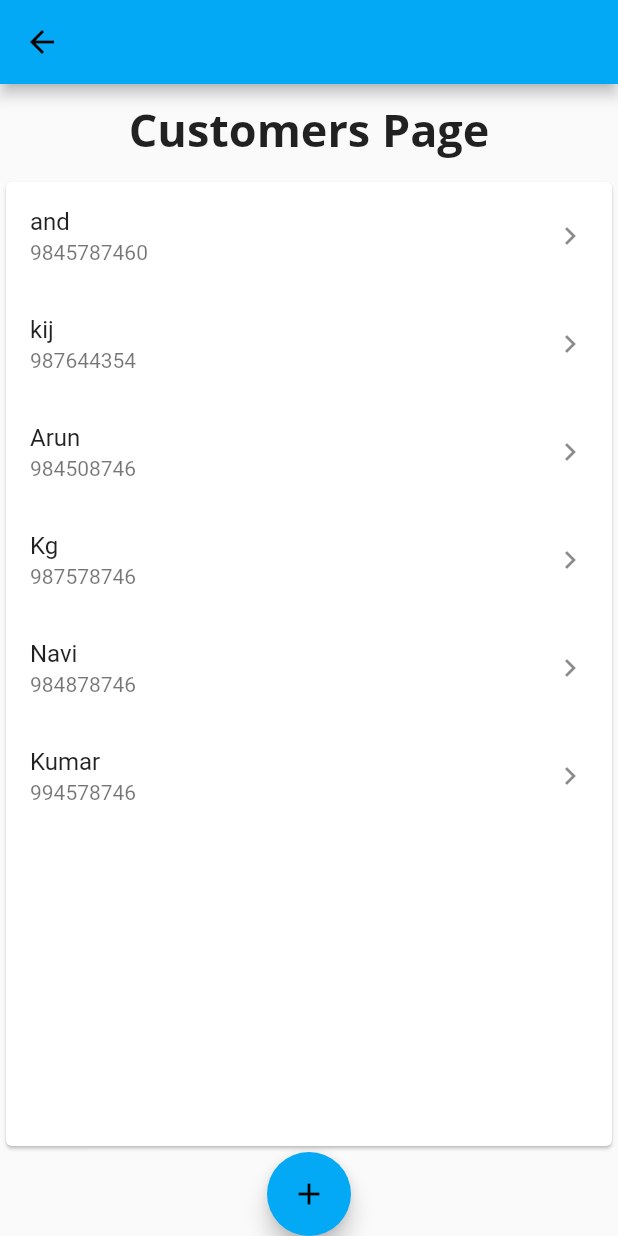
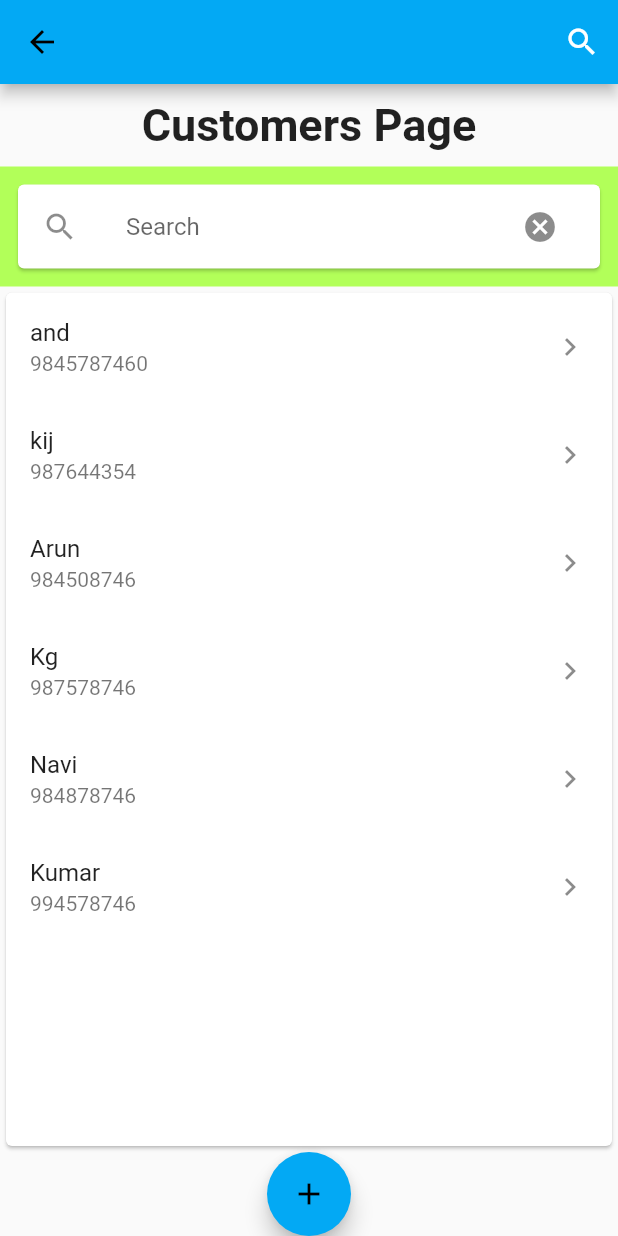
Before and after one commit to NaveenKumarRaja/garments_flutter, a Flutter app: the CustomerHomeWidget screen opened directly, on a phone screen of 412 x 824 dp. Run offline on Flutter 3.47's test engine with Material 2 defaults, Android fonts, the phone set to English and light mode, and no system bars; Roboto replaces fonts that are missing (Open Sans, Open sans).

Commit message:
customer form page, searchbar of customer list page

```diff
--- a/lib/pages/customer page/card.dart
+++ b/lib/pages/customer page/card.dart
@@ -11,18 +11,21 @@ class _CardWidgetState extends State<CardWidget> {
   @override
   Widget build(BuildContext context) {
     return Card(
+        child: SingleChildScrollView(
       child: Column(
         mainAxisSize: MainAxisSize.min,
         children: <Widget>[
-          const ListTile(
+          ListTile(
             title: Text('and'),
             subtitle: Text('9845787460'),
             trailing: Icon(Icons.keyboard_arrow_right),
+            onTap: () {},
           ),
           ListTile(
             title: Text('kij'),
             subtitle: Text('987644354'),
             trailing: Icon(Icons.keyboard_arrow_right),
+            onTap: () {},
           ),
           ListTile(
             title: Text('Arun'),
@@ -33,6 +36,7 @@ class _CardWidgetState extends State<CardWidget> {
             title: Text('Kg'),
             subtitle: Text('987578746'),
             trailing: Icon(Icons.keyboard_arrow_right),
+            onTap: () {},
           ),
           ListTile(
             title: Text('Navi'),
@@ -43,9 +47,10 @@ class _CardWidgetState extends State<CardWidget> {
             title: Text('Kumar'),
             subtitle: Text('994578746'),
             trailing: Icon(Icons.keyboard_arrow_right),
+            onTap: () {},
           ),
         ],
       ),
-    );
+    ));
   }
 }
--- a/lib/pages/customer page/customerhome.dart
+++ b/lib/pages/customer page/customerhome.dart
@@ -1,36 +1,44 @@
 import 'package:flutter/material.dart';
-
+import 'package:garments/pages/customer%20page/search.dart';
 import 'card.dart';
 import 'form.dart';
 
 class CustomerHomeWidget extends StatelessWidget {
-  const CustomerHomeWidget({Key key}) : super(key: key);
+  CustomerHomeWidget({Key key}) : super(key: key);
+  final TextEditingController searchbox = TextEditingController();
 
   @override
   Widget build(BuildContext context) {
     return Scaffold(
-        appBar: AppBar(),
+        appBar: AppBar(
+          actions: [
+            IconButton(
+              icon: Icon(Icons.search),
+              color: Colors.white,
+              onPressed: () {},
+            )
+          ],
+        ),
         body: new Column(children: <Widget>[
           new Container(
             child: Text("Customers Page",
                 style: TextStyle(
                     color: Colors.black87,
                     fontWeight: FontWeight.bold,
-                    fontFamily: 'Open Sans',
+                    fontFamily: 'Open sans',
                     fontSize: 30)),
             alignment: Alignment.topCenter,
             padding: EdgeInsets.all(10.0),
           ),
+          new SearchWidget(),
           Expanded(
             child: CardWidget(),
           ),
           FloatingActionButton(
             child: const Icon(Icons.add),
             onPressed: () {
-              Navigator.push(
-                  context,
-                  new MaterialPageRoute(
-                      builder: (context) => new FormWidget()));
+              Navigator.push(context,
+                  new MaterialPageRoute(builder: (context) => new Forms()));
             },
           ),
         ]));
--- /dev/null
+++ b/lib/pages/customer page/customerlist.dart
@@ -0,0 +1,6 @@
+class Customer {
+  String name;
+  String phoneNumber;
+  String address;
+  Customer customer = new Customer();
+}
--- /dev/null
+++ b/lib/pages/customer page/search.dart
@@ -0,0 +1,35 @@
+import 'package:flutter/material.dart';
+
+class SearchWidget extends StatefulWidget {
+  SearchWidget({Key key}) : super(key: key);
+
+  @override
+  _SearchWidgetState createState() => _SearchWidgetState();
+}
+
+class _SearchWidgetState extends State<SearchWidget> {
+  TextEditingController searchBox = TextEditingController();
+  @override
+  Widget build(BuildContext context) {
+    return new Column(children: <Widget>[
+      new Container(
+        color: Colors.lightGreenAccent,
+        child: new Padding(
+          padding: const EdgeInsets.all(8.0),
+          child: new Card(
+            child: new ListTile(
+              leading: new Icon(Icons.search),
+              title: new TextField(
+                controller: searchBox,
+                decoration: new InputDecoration(
+                    hintText: 'Search', border: InputBorder.none),
+              ),
+              trailing: new IconButton(
+                  icon: new Icon(Icons.cancel), onPressed: () {}),
+            ),
+          ),
+        ),
+      ),
+    ]);
+  }
+}
```
Also changed, not shown: lib/pages/Details page/details.dart (added, +10 -0 lines), lib/pages/customer page/form.dart (+97 -33 lines).
